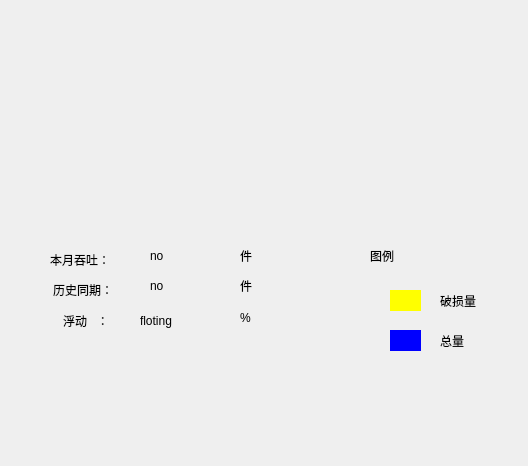
First picture: the form in ui/throughoutDisp.ui, repository Jadecity/StorePro, before the edit.
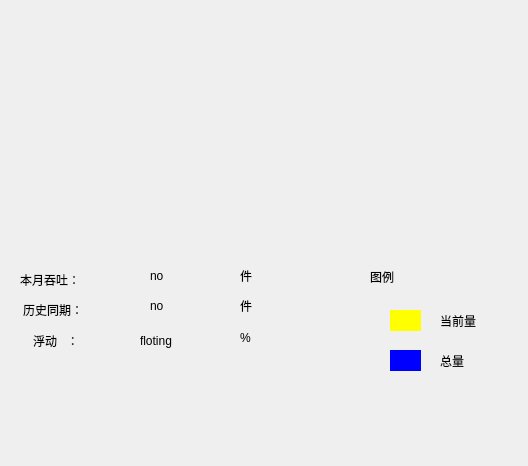
Second picture: the form after the edit.

The edit to the form file:
```diff
--- a/ui/throughoutDisp.ui
+++ b/ui/throughoutDisp.ui
@@ -19,9 +19,9 @@
   <widget class="QLabel" name="this_thatLabel">
    <property name="geometry">
     <rect>
-     <x>50</x>
-     <y>249</y>
-     <width>81</width>
+     <x>20</x>
+     <y>269</y>
+     <width>111</width>
      <height>21</height>
     </rect>
    </property>
@@ -33,7 +33,7 @@
    <property name="geometry">
     <rect>
      <x>150</x>
-     <y>250</y>
+     <y>270</y>
      <width>54</width>
      <height>12</height>
     </rect>
@@ -46,7 +46,7 @@
    <property name="geometry">
     <rect>
      <x>150</x>
-     <y>280</y>
+     <y>300</y>
      <width>54</width>
      <height>12</height>
     </rect>
@@ -58,9 +58,9 @@
   <widget class="QLabel" name="label_3">
    <property name="geometry">
     <rect>
-     <x>63</x>
-     <y>310</y>
-     <width>71</width>
+     <x>33</x>
+     <y>330</y>
+     <width>101</width>
      <height>21</height>
     </rect>
    </property>
@@ -71,9 +71,9 @@
   <widget class="QLabel" name="label_2">
    <property name="geometry">
     <rect>
-     <x>53</x>
-     <y>280</y>
-     <width>61</width>
+     <x>23</x>
+     <y>300</y>
+     <width>91</width>
      <height>20</height>
     </rect>
    </property>
@@ -85,7 +85,7 @@
    <property name="geometry">
     <rect>
      <x>140</x>
-     <y>310</y>
+     <y>330</y>
      <width>71</width>
      <height>21</height>
     </rect>
@@ -98,7 +98,7 @@
    <property name="geometry">
     <rect>
      <x>240</x>
-     <y>250</y>
+     <y>270</y>
      <width>54</width>
      <height>12</height>
     </rect>
@@ -111,7 +111,7 @@
    <property name="geometry">
     <rect>
      <x>240</x>
-     <y>280</y>
+     <y>300</y>
      <width>54</width>
      <height>12</height>
     </rect>
@@ -124,7 +124,7 @@
    <property name="geometry">
     <rect>
      <x>240</x>
-     <y>310</y>
+     <y>330</y>
      <width>16</width>
      <height>16</height>
     </rect>
@@ -137,7 +137,7 @@
    <property name="geometry">
     <rect>
      <x>390</x>
-     <y>330</y>
+     <y>350</y>
      <width>31</width>
      <height>21</height>
     </rect>
@@ -150,20 +150,20 @@
    <property name="geometry">
     <rect>
      <x>440</x>
-     <y>290</y>
+     <y>310</y>
      <width>54</width>
      <height>21</height>
     </rect>
    </property>
    <property name="text">
-    <string>破损量</string>
+    <string>当前量</string>
    </property>
   </widget>
   <widget class="QLabel" name="label_8">
    <property name="geometry">
     <rect>
      <x>440</x>
-     <y>330</y>
+     <y>350</y>
      <width>61</width>
      <height>21</height>
     </rect>
@@ -176,9 +176,9 @@
    <property name="geometry">
     <rect>
      <x>370</x>
-     <y>250</y>
+     <y>261</y>
      <width>54</width>
-     <height>12</height>
+     <height>31</height>
     </rect>
    </property>
    <property name="text">
@@ -189,7 +189,7 @@
    <property name="geometry">
     <rect>
      <x>390</x>
-     <y>290</y>
+     <y>310</y>
      <width>31</width>
      <height>21</height>
     </rect>
```
